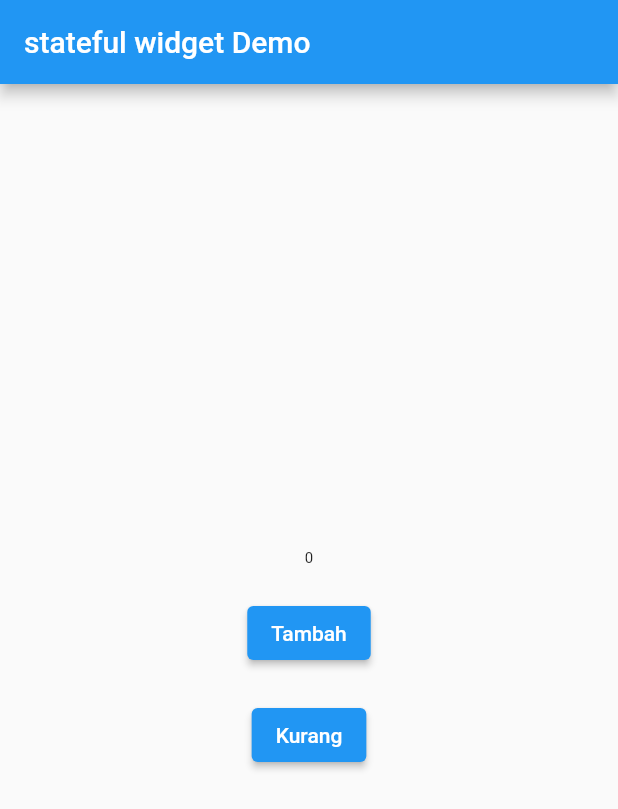
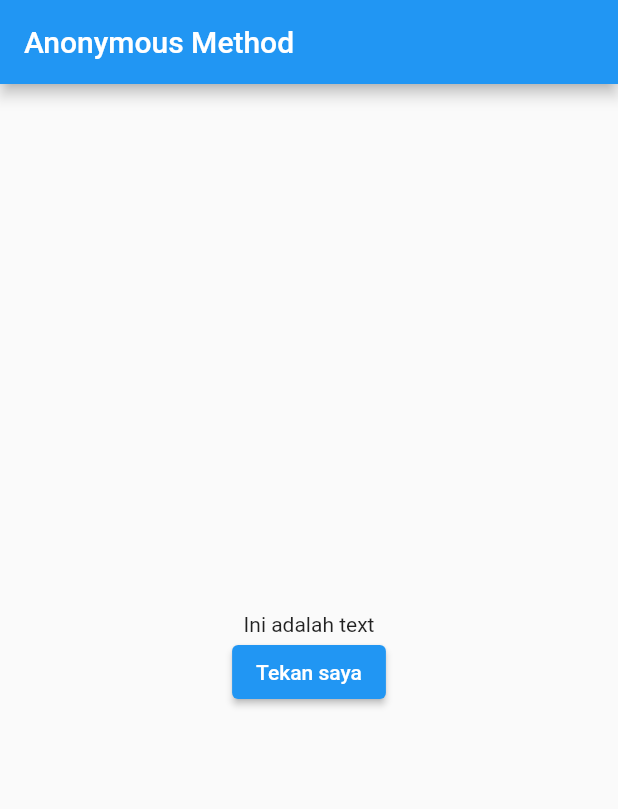
Before and after one commit to paozanwa22/learnFlutter, a Flutter app: the screen it shows after launch, on a phone screen of 412 x 824 dp. Shown: the top 809 px of the screen. Run offline on Flutter 3.47's test engine with Material 2 defaults, Android fonts, the phone set to English and light mode, and no system bars.

Commit message:
18/7/2021 anonymous method

```diff
--- a/lib/main.dart
+++ b/lib/main.dart
@@ -8,50 +8,27 @@ class MyApp extends StatefulWidget {
 }
 
 class _MyAppState extends State<MyApp> {
-  int number = 0;
-
-  void tambah() {
-    setState(() {
-      number = number + 1;
-    });
-  }
-
-  void kurang() {
-    setState(() {
-      number = number - 1;
-    });
-  }
+  String message = 'Ini adalah text';
 
   @override
   Widget build(BuildContext context) {
     return MaterialApp(
       home: Scaffold(
         appBar: AppBar(
-          title: Text('stateful widget Demo'),
+          title: Text('Anonymous Method'),
         ),
         body: Center(
           child: Column(
             mainAxisAlignment: MainAxisAlignment.center,
             children: <Widget>[
-              Text(
-                number.toString(),
-                style: TextStyle(fontSize: 10 + number.toDouble()),
-              ),
-
-              Padding(
-                padding: const EdgeInsets.only(top: 20),
-                child: ElevatedButton(
-                  onPressed: tambah,
-                  child: Text('Tambah'),
-                ),
-              ),
-
-              Padding(
-                padding: const EdgeInsets.only(top: 20),
-                child: ElevatedButton(
-                  onPressed: kurang,
-                  child: Text('Kurang'),
-                ),
+              Text(message),
+              ElevatedButton(
+                onPressed: () {
+                  setState(() {
+                    message = 'Tombol sudah ditekan';
+                  });
+                },
+                child: Text('Tekan saya'),
               ),
             ],
           ),
```
